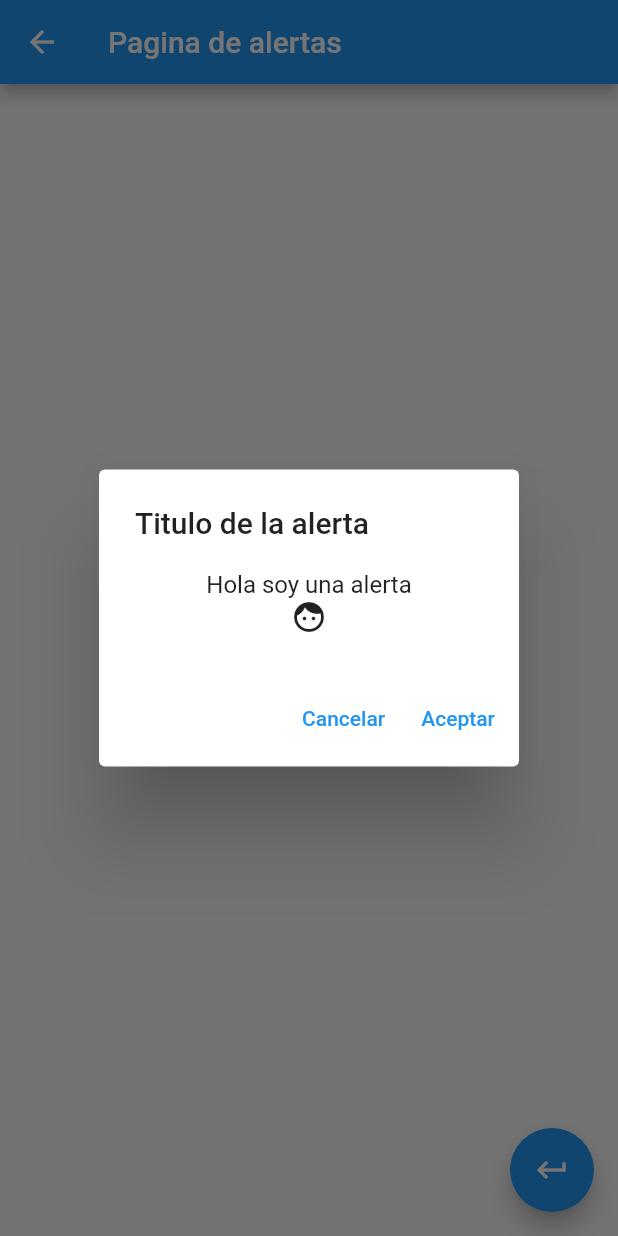
After one commit to oscarlolero/app-widgets-curso-programacion, a Flutter app: the AlertsPage screen opened by its route, after a tap on "Mostrar alerta", on a phone screen of 412 x 824 dp. The commit adds this screen. Run offline on Flutter 3.47's test engine with Material 2 defaults, Android fonts, the phone set to English and light mode, and no system bars.

Commit message:
Alerts page

```diff
--- a/lib/main.dart
+++ b/lib/main.dart
@@ -1,5 +1,6 @@
 import 'package:flutter/material.dart';
 
+import 'package:widgets/src/pages/AlertsPage.dart';
 import 'package:widgets/src/pages/HomePage.dart';
 
 void main() => runApp(MyApp());
@@ -12,7 +13,8 @@ class MyApp extends StatelessWidget {
       debugShowCheckedModeBanner: false,
       initialRoute: 'home',
       routes: {
-        'home': (BuildContext context) => HomePage()
+        'home': (BuildContext context) => HomePage(),
+        'alerts': (BuildContext context) => AlertsPage()
       }
     );
   }
--- /dev/null
+++ b/lib/src/pages/AlertsPage.dart
@@ -0,0 +1,52 @@
+import 'package:flutter/material.dart';
+
+class AlertsPage extends StatelessWidget {
+  @override
+  Widget build(BuildContext context) {
+    return Scaffold(
+      floatingActionButton: FloatingActionButton(
+        // onPressed: () => Navigator.of(context).pop(),
+        onPressed: () {
+          Navigator.of(context).pop();
+        },
+        child: Icon(Icons.keyboard_return),
+      ),
+      appBar: AppBar(title: Text('Pagina de alertas')),
+      body: Center(
+        child: ElevatedButton(
+          // onPressed: () => _mostrarAlerta(context),
+          onPressed: () {
+            _mostrarAlerta(context);
+          },
+          child: Text('Mostrar alerta'),
+        ),
+      ),
+    );
+  }
+
+  void _mostrarAlerta(BuildContext context) {
+    showDialog(
+      context: context,
+      builder: (context) {
+        return AlertDialog(
+
+          title: Text('Titulo de la alerta'),
+          content: Column(
+            mainAxisSize: MainAxisSize.min,
+            children: [Text('Hola soy una alerta'), Icon(Icons.face)],
+          ),
+          actions: [
+            TextButton(
+              onPressed: () => Navigator.of(context).pop(),
+              child: Text('Cancelar'),
+            ),
+            TextButton(
+              onPressed: () => Navigator.of(context).pop(),
+              child: Text('Aceptar'),
+            ),
+          ],
+        );
+      },
+    );
+  }
+}
```
Also changed, not shown: lib/src/pages/HomePage.dart (+9 -1 lines).
